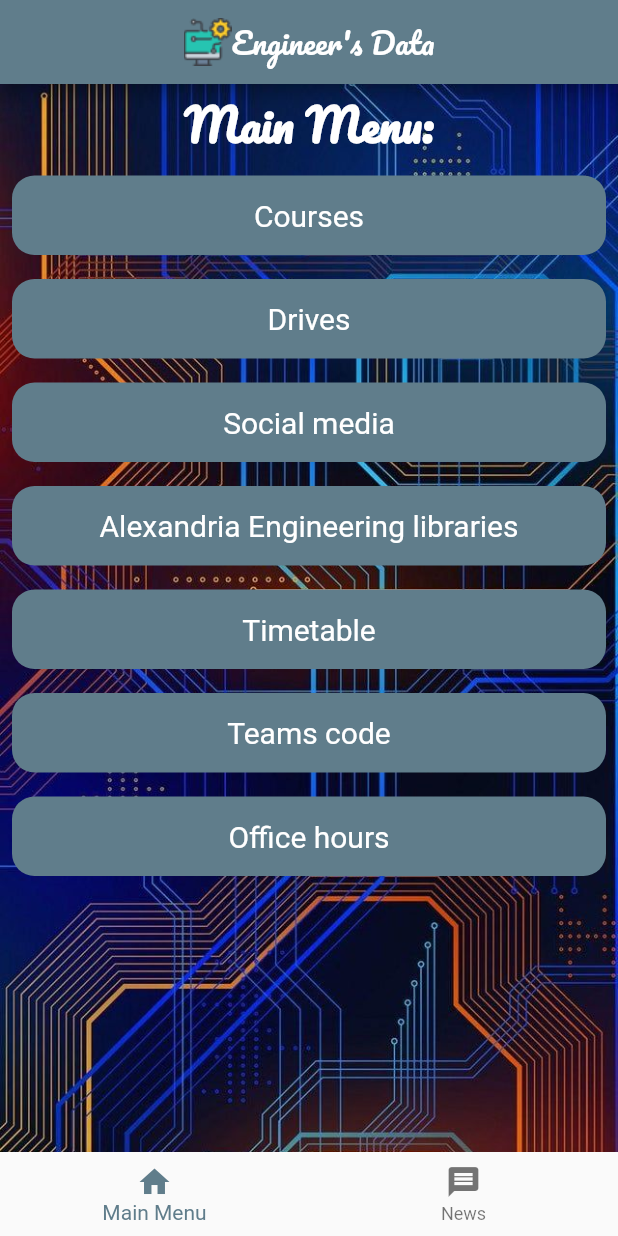
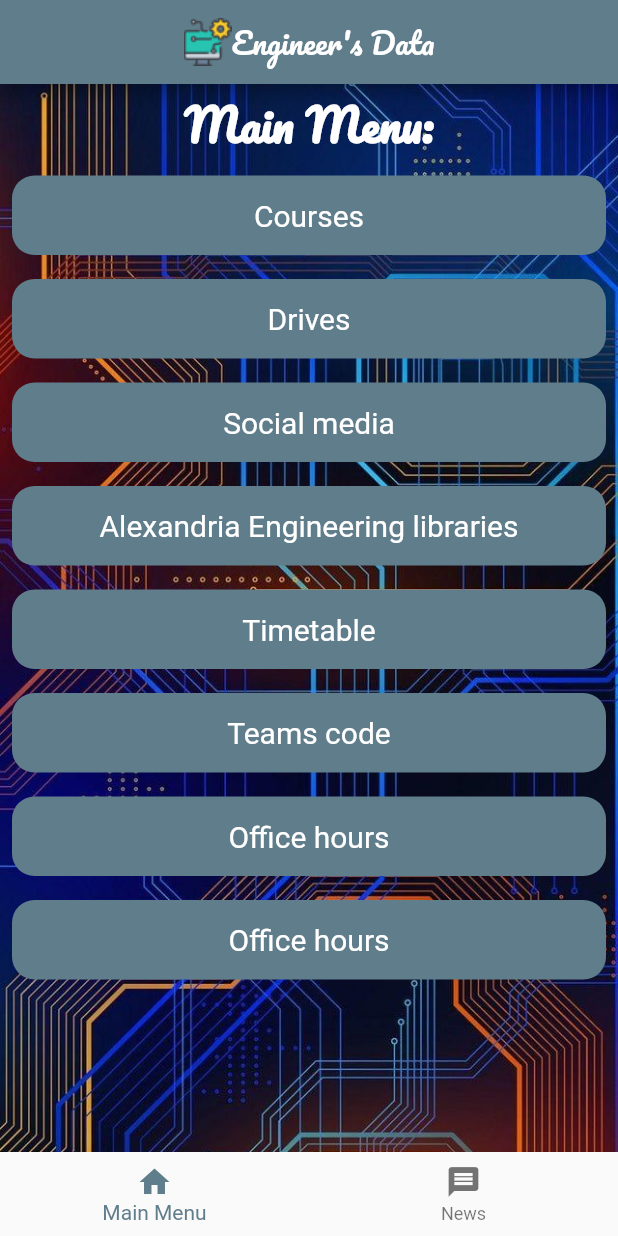
Before and after one commit to mazen-salah/Engineer-s_Data, a Flutter app: the screen it shows after launch, on a phone screen of 412 x 824 dp. Run offline on Flutter 3.47's test engine with Material 2 defaults, Android fonts, the phone set to English and light mode, and no system bars; our stand-ins replace webview_flutter.

Commit message:
fixed #7

```diff
--- a/lib/app_data.dart
+++ b/lib/app_data.dart
@@ -54,6 +54,10 @@ const mainMenuData = [
   Menu(title: 'Timetable', navId: 'Web', url: 'https://drive.google.com/file/d/1cScJ_0BiN_JTz4Fip5g0GMksVF_L-x4j/view?usp=sharing'),
   Menu(title: 'Teams code', navId: 'TeamsCodes', url: ''),
   Menu(title: 'Office hours', navId: 'OfficeHours', url: ''),
+  Menu(
+      title: 'Office hours',
+      navId: 'Web',
+      url: 'https://justpaste.it/electroOfficeHours'),
 ];
 
 const drives = [
```
